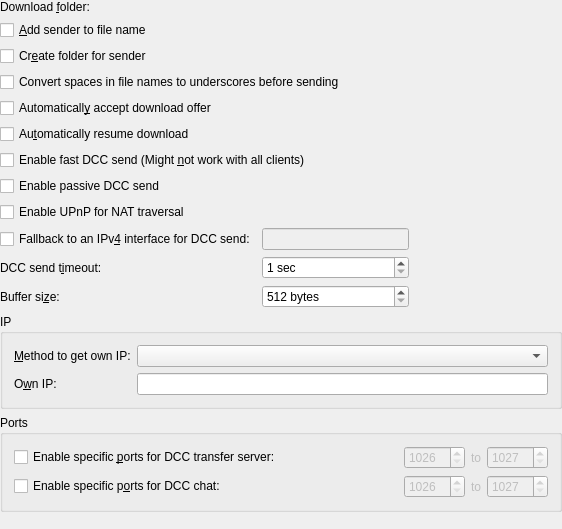
KDE/konversation, file src/config/dcc_configui.ui: the form before one commit.
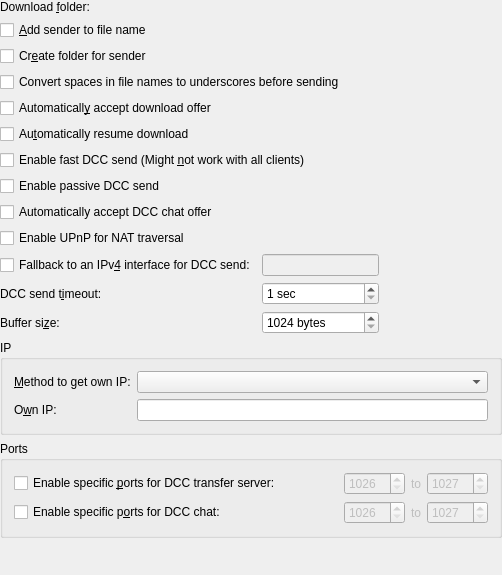
The form after the commit. Custom widgets are drawn as their Qt base class.

Commit message: - Move ipv6FallbackAddress to DccCommon - i18nc fixes - rework dcc chat     + new: passive dcc chat     + new: accept/reject dcc chat     + new: option for autoaccept dcc chat     + new: askForConfirmation on dcc chat close BUG:126075

```diff
--- a/src/config/dcc_configui.ui
+++ b/src/config/dcc_configui.ui
@@ -10,8 +10,8 @@
    <rect>
     <x>0</x>
     <y>0</y>
-    <width>562</width>
-    <height>529</height>
+    <width>502</width>
+    <height>575</height>
    </rect>
   </property>
   <property name="windowTitle">
@@ -99,7 +99,7 @@
      </property>
     </widget>
    </item>
-   <item row="9" column="0" colspan="2">
+   <item row="10" column="0" colspan="2">
     <widget class="QCheckBox" name="kcfg_DccIPv4Fallback">
      <property name="whatsThis">
       <string>If this option enabled dcc transfers for IPv6 connections will be done over IPv4 interface set here</string>
@@ -109,30 +109,14 @@
      </property>
     </widget>
    </item>
-   <item row="9" column="2">
+   <item row="10" column="2">
     <widget class="KLineEdit" name="kcfg_DccIPv4FallbackIface">
      <property name="enabled">
       <bool>false</bool>
      </property>
     </widget>
    </item>
-   <item row="9" column="3">
-    <spacer name="spacer5">
-     <property name="orientation">
-      <enum>Qt::Horizontal</enum>
-     </property>
-     <property name="sizeType">
-      <enum>QSizePolicy::Maximum</enum>
-     </property>
-     <property name="sizeHint" stdset="0">
-      <size>
-       <width>70</width>
-       <height>20</height>
-      </size>
-     </property>
-    </spacer>
-   </item>
-   <item row="10" column="0" colspan="2">
+   <item row="11" column="0" colspan="2">
     <widget class="QLabel" name="textLabel7">
      <property name="text">
       <string>DCC send t&amp;imeout:</string>
@@ -145,7 +129,7 @@
      </property>
     </widget>
    </item>
-   <item row="10" column="2">
+   <item row="11" column="2">
     <widget class="QSpinBox" name="kcfg_DccSendTimeout">
      <property name="suffix">
       <string> sec</string>
@@ -158,7 +142,7 @@
      </property>
     </widget>
    </item>
-   <item row="10" column="3">
+   <item row="11" column="3">
     <spacer name="spacer3">
      <property name="orientation">
       <enum>Qt::Horizontal</enum>
@@ -174,7 +158,7 @@
      </property>
     </spacer>
    </item>
-   <item row="11" column="0" colspan="2">
+   <item row="12" column="0" colspan="2">
     <widget class="QLabel" name="textLabel6">
      <property name="text">
       <string>Buffer si&amp;ze:</string>
@@ -187,13 +171,13 @@
      </property>
     </widget>
    </item>
-   <item row="11" column="2">
+   <item row="12" column="2">
     <widget class="QSpinBox" name="kcfg_DccBufferSize">
      <property name="suffix">
       <string> bytes</string>
      </property>
      <property name="minimum">
-      <number>512</number>
+      <number>1024</number>
      </property>
      <property name="maximum">
       <number>65536</number>
@@ -203,7 +187,7 @@
      </property>
     </widget>
    </item>
-   <item row="11" column="3">
+   <item row="12" column="3">
     <spacer name="spacer3_2">
      <property name="orientation">
       <enum>Qt::Horizontal</enum>
@@ -219,7 +203,7 @@
      </property>
     </spacer>
    </item>
-   <item row="12" column="0" colspan="4">
+   <item row="13" column="0" colspan="4">
     <widget class="QGroupBox" name="groupBox1">
      <property name="title">
       <string>IP</string>
@@ -260,7 +244,7 @@
      </layout>
     </widget>
    </item>
-   <item row="13" column="0" colspan="4">
+   <item row="14" column="0" colspan="4">
     <widget class="QGroupBox" name="groupBox2">
      <property name="title">
       <string>Ports</string>
@@ -399,7 +383,7 @@
      </layout>
     </widget>
    </item>
-   <item row="14" column="2">
+   <item row="15" column="2">
     <spacer name="spacer4_2">
      <property name="orientation">
       <enum>Qt::Vertical</enum>
@@ -415,32 +399,55 @@
      </property>
     </spacer>
    </item>
-   <item row="8" column="0" colspan="2">
+   <item row="9" column="0" colspan="2">
     <widget class="QCheckBox" name="kcfg_DccUPnP">
      <property name="text">
       <string>Enable UPnP for NAT traversal</string>
      </property>
     </widget>
    </item>
+   <item row="8" column="0">
+    <widget class="QCheckBox" name="kcfg_DccChatAutoAccept">
+     <property name="text">
+      <string>Automatically accept DCC chat offer</string>
+     </property>
+    </widget>
+   </item>
+   <item row="10" column="3">
+    <spacer name="spacer5">
+     <property name="orientation">
+      <enum>Qt::Horizontal</enum>
+     </property>
+     <property name="sizeType">
+      <enum>QSizePolicy::Maximum</enum>
+     </property>
+     <property name="sizeHint" stdset="0">
+      <size>
+       <width>70</width>
+       <height>20</height>
+      </size>
+     </property>
+    </spacer>
+   </item>
   </layout>
  </widget>
  <layoutdefault spacing="6" margin="11"/>
  <customwidgets>
-  <customwidget>
-   <class>KComboBox</class>
-   <extends>QComboBox</extends>
-   <header>kcombobox.h</header>
-  </customwidget>
-  <customwidget>
-   <class>KLineEdit</class>
-   <extends>QLineEdit</extends>
-   <header>klineedit.h</header>
-  </customwidget>
   <customwidget>
    <class>KUrlRequester</class>
    <extends>QFrame</extends>
    <header>kurlrequester.h</header>
   </customwidget>
+  <customwidget>
+   <class>KLineEdit</class>
+   <extends>QLineEdit</extends>
+   <header>klineedit.h</header>
+  </customwidget>
+  <customwidget>
+   <class>KComboBox</class>
+   <extends>QComboBox</extends>
+   <header>kcombobox.h</header>
+  </customwidget>
  </customwidgets>
  <tabstops>
   <tabstop>kcfg_DccPath</tabstop>
```
Left out of the diff: 10 changed lines with no effect on the pictures. The commit also changes 24 other files.
